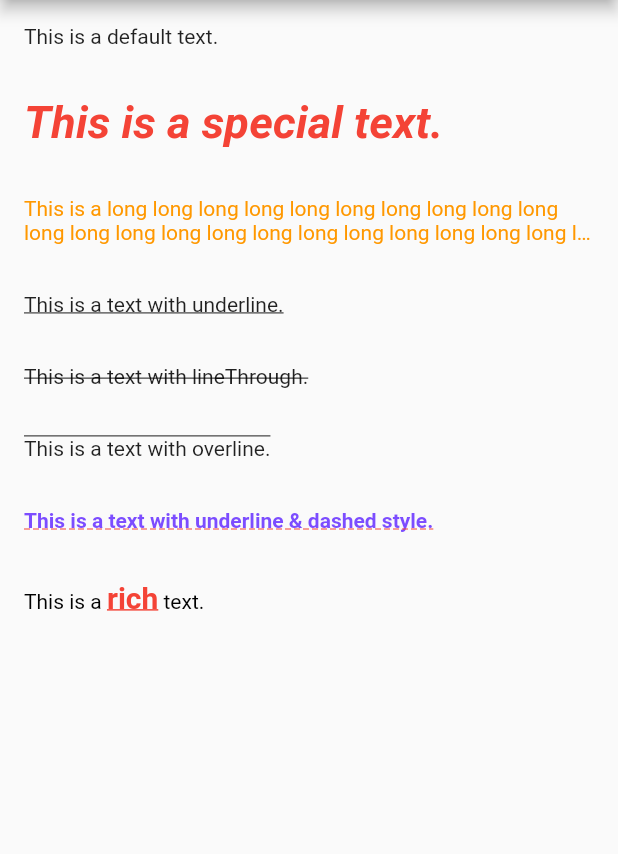
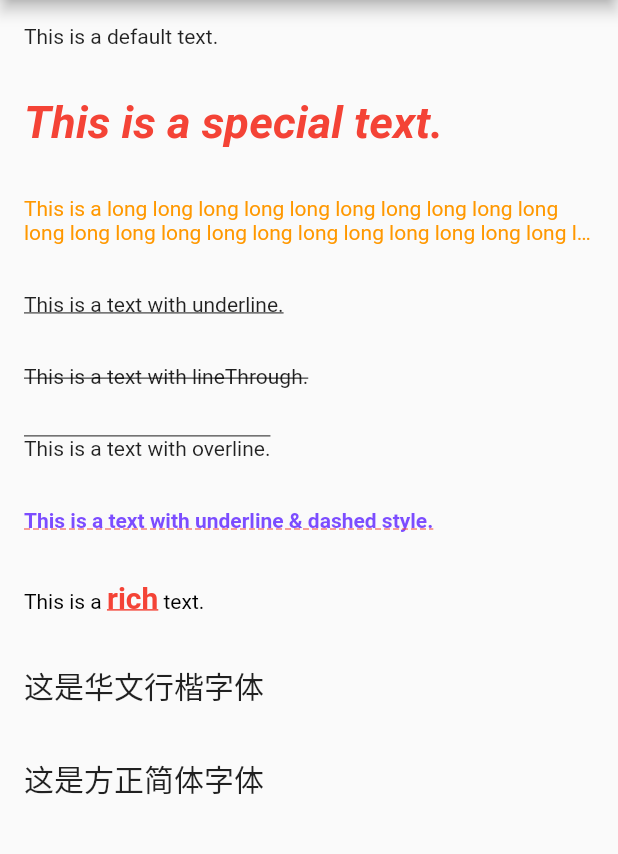
Before and after one commit to sunfusheng/FlutterDemo, a Flutter app: the TextRichText screen opened directly, on a phone screen of 412 x 824 dp, the part 84-938 px from its top. Run offline on Flutter 3.47's test engine with Material 2 defaults, Android fonts, the phone set to English and light mode, and no system bars; missing offline and left inert: flutter_webview_plugin; Roboto replaces fonts that are missing (fangzhengjianti, huawenxingkai).

Commit message:
add text widget

```diff
--- a/lib/pages/basic/TextRichText.dart
+++ b/lib/pages/basic/TextRichText.dart
@@ -1,4 +1,5 @@
 import 'package:FlutterWidgets/widgets/WebViewPage.dart';
+import 'package:flutter/gestures.dart';
 import 'package:flutter/material.dart';
 
 class TextRichText extends StatelessWidget {
@@ -120,16 +121,46 @@ class TextRichText extends StatelessWidget {
                         TextSpan(
                           text: 'rich',
                           style: TextStyle(
-                              color: Colors.red,
-                              fontWeight: FontWeight.bold,
-                              fontSize: 20,
-                              decoration: TextDecoration.underline,
-                              decorationColor: Colors.red),
+                            color: Colors.red,
+                            fontWeight: FontWeight.bold,
+                            fontSize: 20,
+                            decoration: TextDecoration.underline,
+                            decorationColor: Colors.red,
+                          ),
+                          recognizer: TapGestureRecognizer()
+                            ..onTap = () {
+                              Scaffold.of(context)
+                                ..removeCurrentSnackBar()
+                                ..showSnackBar(new SnackBar(
+                                    content: new Text("click rich text")));
+                            },
                         ),
                         TextSpan(
                           text: ' text.',
                         ),
                       ],
+                    ),
+                  ),
+                ),
+                Container(
+                  margin: EdgeInsets.all(16),
+                  alignment: Alignment.centerLeft,
+                  child: Text(
+                    '这是华文行楷字体',
+                    style: TextStyle(
+                      fontSize: 20,
+                      fontFamily: 'huawenxingkai',
+                    ),
+                  ),
+                ),
+                Container(
+                  margin: EdgeInsets.all(16),
+                  alignment: Alignment.centerLeft,
+                  child: Text(
+                    '这是方正简体字体',
+                    style: TextStyle(
+                      fontSize: 20,
+                      fontFamily: 'fangzhengjianti',
                     ),
                   ),
                 ),
```
Also changed, not shown: pubspec.yaml (+7 -39 lines), 3 other files.
